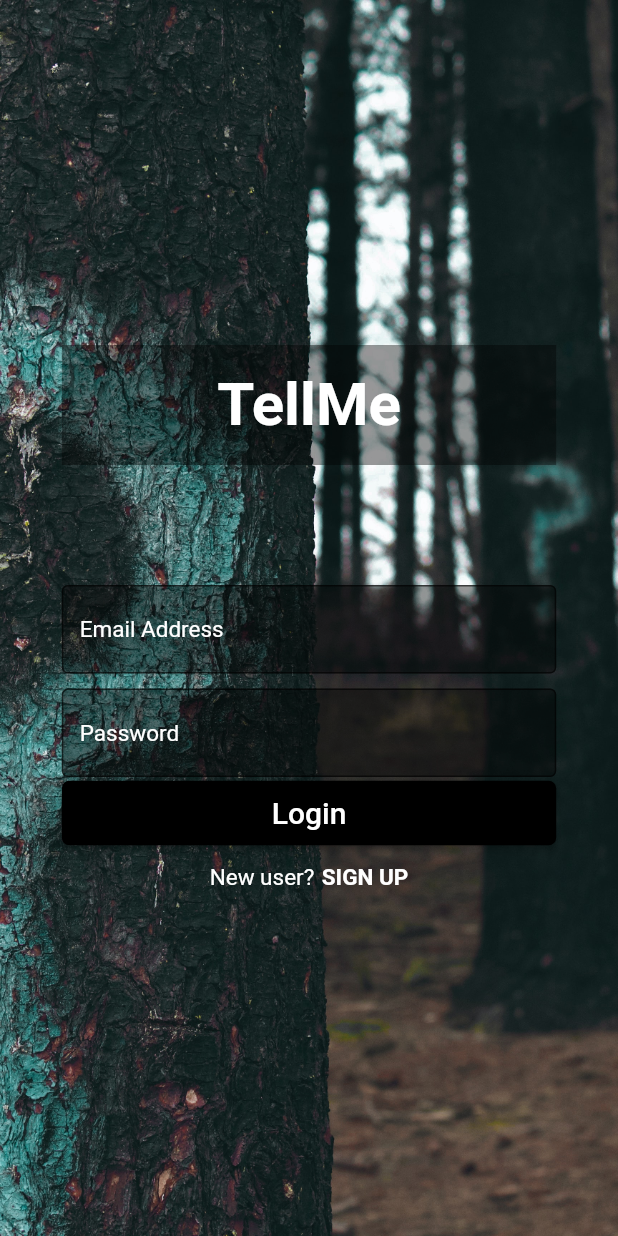
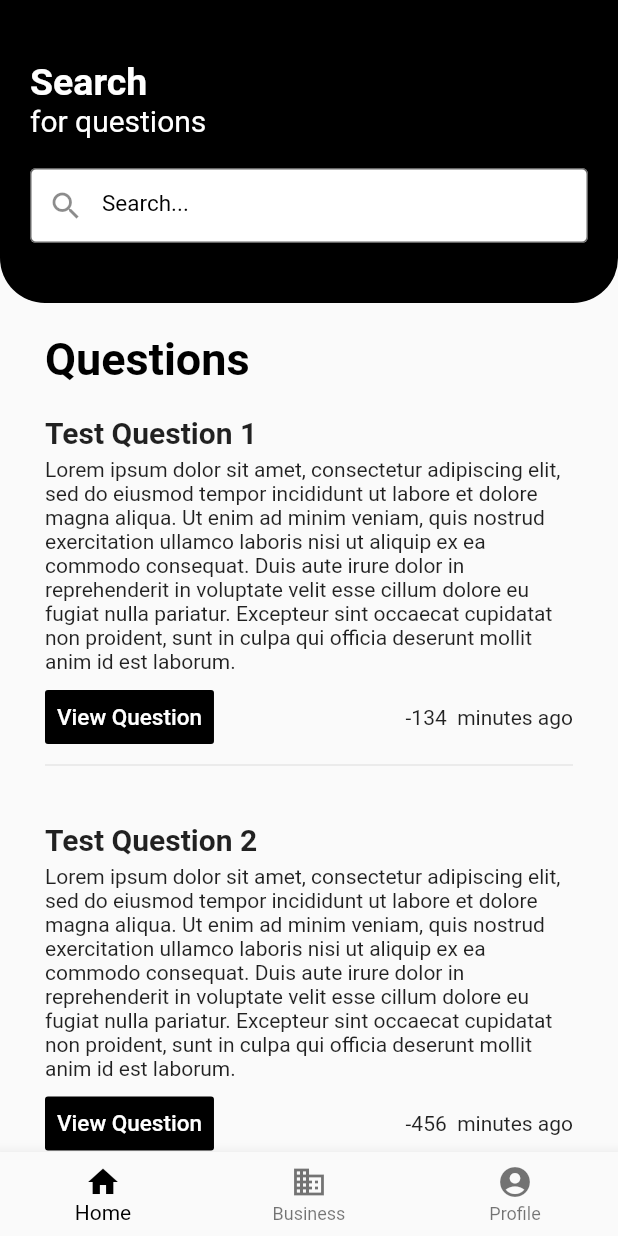
Before and after one commit to Laurell876/tellme-flutter-app, a Flutter app: the screen it shows after launch, after a tap on "Login", on a phone screen of 412 x 824 dp. Run offline on Flutter 3.47's test engine with Material 2 defaults, Android fonts, the phone set to English and light mode, and no system bars; our stand-ins replace flutter_secure_storage.

Commit message:
questions feed done

```diff
--- /dev/null
+++ b/lib/Feed.dart
@@ -0,0 +1,115 @@
+import 'package:flutter/material.dart';
+import 'package:tellme_flutter_app/QuestionCard.dart';
+import './Question.dart';
+
+class Feed extends StatelessWidget {
+  var questions = [
+    new Question(
+        id: 32,
+        user_id: 16,
+        title: "Test Question 1",
+        description: "Lorem ipsum dolor sit amet, consectetur adipiscing elit, sed do eiusmod tempor incididunt ut labore et dolore magna aliqua. Ut enim ad minim veniam, quis nostrud exercitation ullamco laboris nisi ut aliquip ex ea commodo consequat. Duis aute irure dolor in reprehenderit in voluptate velit esse cillum dolore eu fugiat nulla pariatur. Excepteur sint occaecat cupidatat non proident, sunt in culpa qui officia deserunt mollit anim id est laborum.",
+        category_id: 1,
+        created_at: "2020-12-20T12:44:06.320Z"),
+    new Question(
+      id: 34,
+      user_id: 16,
+      title: "Test Question 2",
+      description: "Lorem ipsum dolor sit amet, consectetur adipiscing elit, sed do eiusmod tempor incididunt ut labore et dolore magna aliqua. Ut enim ad minim veniam, quis nostrud exercitation ullamco laboris nisi ut aliquip ex ea commodo consequat. Duis aute irure dolor in reprehenderit in voluptate velit esse cillum dolore eu fugiat nulla pariatur. Excepteur sint occaecat cupidatat non proident, sunt in culpa qui officia deserunt mollit anim id est laborum.",
+      category_id: 1,
+      created_at: "2020-12-20T18:06:34.892Z"
+    ),
+    new Question(
+      id: 35,
+      user_id: 16,
+      title: "Test Question 3",
+      description: "Lorem ipsum dolor sit amet, consectetur adipiscing elit, sed do eiusmod tempor incididunt ut labore et dolore magna aliqua. Ut enim ad minim veniam, quis nostrud exercitation ullamco laboris nisi ut aliquip ex ea commodo consequat. Duis aute irure dolor in reprehenderit in voluptate velit esse cillum dolore eu fugiat nulla pariatur. Excepteur sint occaecat cupidatat non proident, sunt in culpa qui officia deserunt mollit anim id est laborum.",
+      category_id: 1,
+      created_at: "2020-12-20T18:06:37.901Z"
+    )
+  ];
+
+  @override
+  Widget build(BuildContext context) {
+    return Column(
+      crossAxisAlignment: CrossAxisAlignment.start,
+      children: [
+        Container(
+          width: double.infinity,
+          padding: EdgeInsets.fromLTRB(20, 20, 20, 40),
+          decoration: BoxDecoration(
+            color: Colors.black,
+            borderRadius: BorderRadius.only(
+                bottomRight: Radius.circular(30),
+                bottomLeft: Radius.circular(30)),
+          ),
+          child: Column(
+            crossAxisAlignment: CrossAxisAlignment.start,
+            children: [
+              SizedBox(height: 20),
+              Text(
+                "Search",
+                style: TextStyle(
+                    fontSize: 25,
+                    color: Colors.white,
+                    fontWeight: FontWeight.bold),
+              ),
+              Text(
+                "for questions",
+                style: TextStyle(
+                  fontSize: 20,
+                  color: Colors.white,
+                ),
+              ),
+              SizedBox(height: 20),
+              Container(
+                height: 50,
+                child: Theme(
+                  data: Theme.of(context).copyWith(
+                    // override textfield's icon color when selected
+                    primaryColor: Colors.black,
+                  ),
+                  child: TextField(
+                    cursorColor: Colors.black,
+                    decoration: InputDecoration(
+                      prefixIcon: Icon(Icons.search),
+                      focusedBorder: OutlineInputBorder(
+                        borderSide:
+                            const BorderSide(color: Colors.white, width: 2.0),
+                      ),
+                      hintText: 'Search...',
+                      hintStyle: TextStyle(fontSize: 15.0, color: Colors.black),
+                      filled: true,
+                      fillColor: Colors.white,
+                      border: const OutlineInputBorder(),
+                    ),
+                  ),
+                ),
+              ),
+            ],
+          ),
+        ),
+        SizedBox(height: 20),
+        Container(
+          margin: const EdgeInsets.only(left: 30.0),
+          child: Text(
+            "Questions",
+            style: TextStyle(
+                fontWeight: FontWeight.bold, fontSize: 30, color: Colors.black),
+          ),
+        ),
+        SizedBox(height: 20),
+        Expanded(
+          child: Container(
+            margin: const EdgeInsets.only(left: 30.0, right:30.0),
+            child: ListView.builder(
+                itemCount: questions.length,
+                itemBuilder: (BuildContext context, int index) {
+                  return QuestionCard(questions[index]);
+                }),
+          ),
+        ),
+      ],
+    );
+  }
+}
--- /dev/null
+++ b/lib/HomeScreen.dart
@@ -0,0 +1,60 @@
+import 'package:flutter/material.dart';
+import 'Feed.dart';
+
+/// This is the stateful widget that the main application instantiates.
+class HomeScreen extends StatefulWidget {
+  HomeScreen({Key key}) : super(key: key);
+
+  @override
+  _HomeScreenState createState() => _HomeScreenState();
+}
+
+/// This is the private State class that goes with MyStatefulWidget.
+class _HomeScreenState extends State<HomeScreen> {
+  int _selectedIndex = 0;
+  static const TextStyle optionStyle =
+  TextStyle(fontSize: 30, fontWeight: FontWeight.bold);
+  static List<Widget> _widgetOptions = <Widget>[
+    Feed(),
+    Text(
+      'Index 1: Business',
+      style: optionStyle,
+    ),
+    Text(
+      'Index 2: School',
+      style: optionStyle,
+    ),
+  ];
+
+  void _onItemTapped(int index) {
+    setState(() {
+      _selectedIndex = index;
+    });
+  }
+
+  @override
+  Widget build(BuildContext context) {
+    return Scaffold(
+      body:SafeArea(child: _widgetOptions.elementAt(_selectedIndex)),
+      bottomNavigationBar: BottomNavigationBar(
+        items: const <BottomNavigationBarItem>[
+          BottomNavigationBarItem(
+            icon: Icon(Icons.home),
+            label: 'Home',
+          ),
+          BottomNavigationBarItem(
+            icon: Icon(Icons.business),
+            label: 'Business',
+          ),
+          BottomNavigationBarItem(
+            icon: Icon(Icons.account_circle_sharp),
+            label: 'Profile',
+          ),
+        ],
+        currentIndex: _selectedIndex,
+        selectedItemColor: Colors.black,
+        onTap: _onItemTapped,
+      ),
+    );
+  }
+}
--- a/lib/LoginScreen.dart
+++ b/lib/LoginScreen.dart
@@ -79,7 +79,10 @@ class LoginScreen extends StatelessWidget {
                 color: Colors.black,
                 splashColor: Colors.black26,
                 onPressed: () {
-                  print('done');
+                  Navigator.pushNamed(
+                      context,
+                      '/home'
+                  );
                 },
                 child: Text(
                   'Login',
--- /dev/null
+++ b/lib/QuestionCard.dart
@@ -0,0 +1,55 @@
+import 'package:flutter/material.dart';
+import 'package:tellme_flutter_app/Question.dart';
+
+class QuestionCard extends StatelessWidget {
+  final Question question;
+
+  QuestionCard(this.question);
+
+
+  @override
+  Widget build(BuildContext context) {
+    var createdDate = DateTime.parse(question.created_at);
+    var timeDiff = DateTime.now().difference(createdDate);
+    var timeDiffToDisplay = timeDiff.inMinutes > 60 ? timeDiff.inHours >24 ? "${timeDiff.inDays} days ago" : "${timeDiff.inHours} hours ago" : "${timeDiff.inMinutes}  minutes ago";
+    return Column(crossAxisAlignment: CrossAxisAlignment.start, children: [
+      Text(this.question.title,
+        style: TextStyle(
+            fontSize: 20,
+            fontWeight: FontWeight.w600
+        ),
+      ),
+      SizedBox(height: 5),
+      Text(this.question.description),
+      SizedBox(height: 5),
+      Row(
+        mainAxisAlignment: MainAxisAlignment.spaceBetween,
+        children: [
+          FlatButton(
+            color: Colors.black,
+            textColor: Colors.white,
+            disabledColor: Colors.grey,
+            disabledTextColor: Colors.black,
+            padding: EdgeInsets.all(8.0),
+            splashColor: Colors.white10,
+            onPressed: () {
+              /*...*/
+            },
+            child: Text(
+              "View Question",
+              style: TextStyle(fontSize: 15.0),
+            ),
+          ),
+
+          Text(timeDiffToDisplay,
+            style: TextStyle(
+              fontSize: 14
+            ),
+          )
+        ],
+      ),
+      Divider(),
+      SizedBox(height: 30),
+    ]);
+  }
+}
--- a/lib/RegistrationScreen.dart
+++ b/lib/RegistrationScreen.dart
@@ -20,7 +20,7 @@ class RegistrationScreen extends StatelessWidget {
               alignment: Alignment.center,
               width: MediaQuery.of(context).size.width * 0.80,
               height: 80,
-              color:  Colors.black.withOpacity(0.4),
+              color: Colors.black.withOpacity(0.4),
               child: Text("TellMe",
                   style: TextStyle(
                     color: Colors.white,
@@ -37,8 +37,9 @@ class RegistrationScreen extends StatelessWidget {
                 ),
                 cursorColor: Colors.white,
                 decoration: InputDecoration(
-                  focusedBorder:OutlineInputBorder(
-                    borderSide: const BorderSide(color: Colors.white, width: 2.0),
+                  focusedBorder: OutlineInputBorder(
+                    borderSide:
+                        const BorderSide(color: Colors.white, width: 2.0),
                   ),
                   hintText: 'First Name',
                   hintStyle: TextStyle(fontSize: 15.0, color: Colors.white),
@@ -57,8 +58,9 @@ class RegistrationScreen extends StatelessWidget {
                 ),
                 cursorColor: Colors.white,
                 decoration: InputDecoration(
-                  focusedBorder:OutlineInputBorder(
-                    borderSide: const BorderSide(color: Colors.white, width: 2.0),
+                  focusedBorder: OutlineInputBorder(
+                    borderSide:
+                        const BorderSide(color: Colors.white, width: 2.0),
                   ),
                   hintText: 'Last Name',
                   hintStyle: TextStyle(fontSize: 15.0, color: Colors.white),
@@ -77,8 +79,9 @@ class RegistrationScreen extends StatelessWidget {
                 ),
                 cursorColor: Colors.white,
                 decoration: InputDecoration(
-                  focusedBorder:OutlineInputBorder(
-                    borderSide: const BorderSide(color: Colors.white, width: 2.0),
+                  focusedBorder: OutlineInputBorder(
+                    borderSide:
+                        const BorderSide(color: Colors.white, width: 2.0),
                   ),
                   hintText: 'Email Address',
                   hintStyle: TextStyle(fontSize: 15.0, color: Colors.white),
@@ -98,8 +101,9 @@ class RegistrationScreen extends StatelessWidget {
                 ),
                 cursorColor: Colors.white,
                 decoration: InputDecoration(
-                  focusedBorder:OutlineInputBorder(
-                    borderSide: const BorderSide(color: Colors.white, width: 2.0),
+                  focusedBorder: OutlineInputBorder(
+                    borderSide:
+                        const BorderSide(color: Colors.white, width: 2.0),
                   ),
                   hintText: 'Password',
                   hintStyle: TextStyle(fontSize: 15.0, color: Colors.white),
@@ -119,7 +123,7 @@ class RegistrationScreen extends StatelessWidget {
                 color: Colors.black,
                 splashColor: Colors.black26,
                 onPressed: () {
-                  print('done');
+                  Navigator.pushNamed(context, '/home');
                 },
                 child: Text(
                   'Create An Account',
@@ -133,26 +137,19 @@ class RegistrationScreen extends StatelessWidget {
               children: [
                 Text(
                   "Already have an account?",
-                  style: TextStyle(
-                      color: Colors.white,
-                      fontSize: 15
-                  ),
+                  style: TextStyle(color: Colors.white, fontSize: 15),
                 ),
                 SizedBox(width: 5),
                 GestureDetector(
                   onTap: () {
-                    Navigator.pushNamed(
-                        context,
-                        '/'
-                    );
+                    Navigator.pushNamed(context, '/');
                   },
                   child: Text(
                     "LOGIN",
                     style: TextStyle(
                         fontWeight: FontWeight.bold,
                         color: Colors.white,
-                        fontSize: 15
-                    ),
+                        fontSize: 15),
                   ),
                 )
               ],
--- a/lib/main.dart
+++ b/lib/main.dart
@@ -3,6 +3,7 @@ import 'dart:io';
 import 'package:flutter/material.dart';
 import 'package:http/http.dart' as http;
 import 'package:flutter_secure_storage/flutter_secure_storage.dart';
+import 'package:tellme_flutter_app/HomeScreen.dart';
 import 'dart:convert' show json, base64, ascii;
 import 'dart:convert';
 import './AuthUser.dart';
@@ -22,10 +23,12 @@ class MyApp extends StatelessWidget {
   @override
   Widget build(BuildContext context) {
     return MaterialApp(
+
       debugShowCheckedModeBanner: false,
       routes: {
         '/':(context)=>LoginScreen(),
-        '/registration':(context)=>RegistrationScreen()
+        '/registration':(context)=>RegistrationScreen(),
+        '/home':(context)=>HomeScreen(),
       }
     );
   }
```
